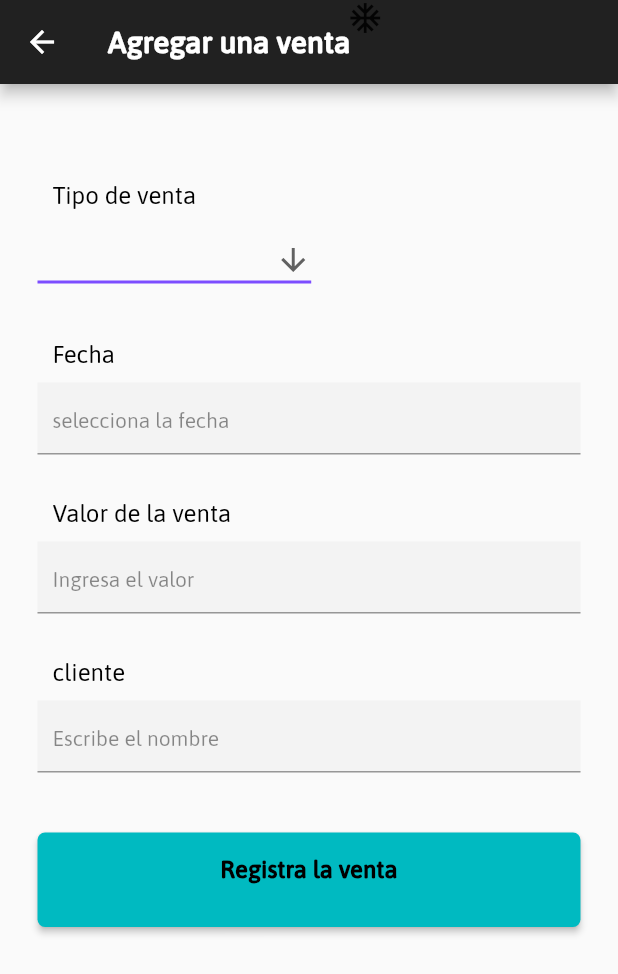
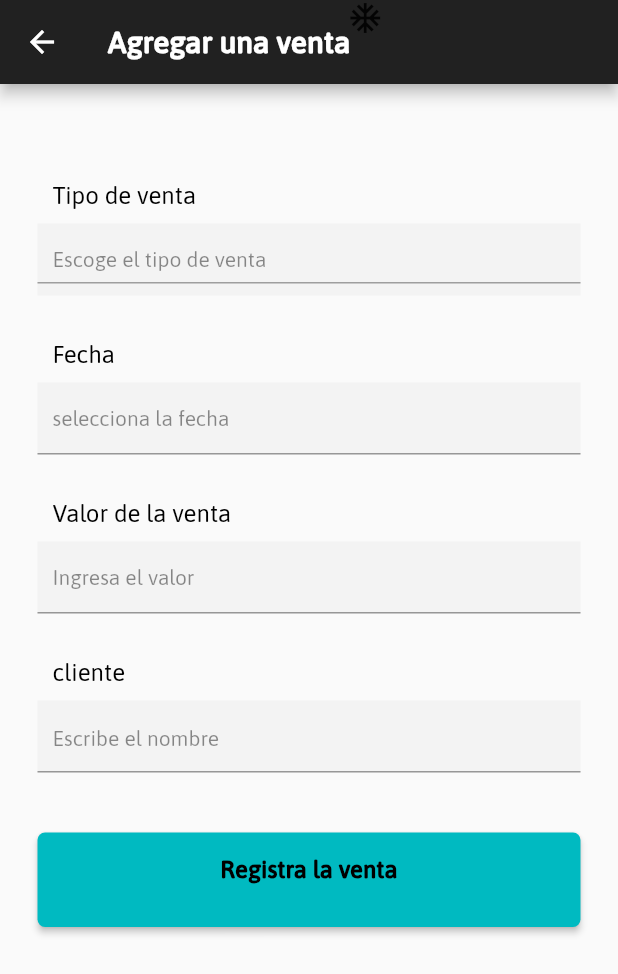
Before and after one commit to Duvan0902/promotoraapp, a Flutter app: the SalePage screen opened by its route, on a phone screen of 412 x 824 dp. Shown: the top 974 px of the screen. Run offline on Flutter 3.47's test engine with Material 2 defaults, Android fonts, the phone set to English and light mode, and no system bars; our stand-ins replace rxdart.

Commit message:
new channges

```diff
--- a/lib/Common/dropdownbutton.dart
+++ b/lib/Common/dropdownbutton.dart
@@ -8,35 +8,83 @@ class DropButton extends StatefulWidget {
 }
 
 class _DropButtonState extends State<DropButton> {
-  String dropdownValue = '';
+  String _value;
   @override
   Widget build(BuildContext context) {
-    return DropdownButton<String>(
-      value: dropdownValue,
-      icon: Icon(Icons.arrow_downward),
-      iconSize: 24,
-      elevation: 16,
-      style: TextStyle(color: Colors.deepPurple),
-      underline: Container(
-        height: 2,
-        color: Colors.deepPurpleAccent,
+    final size = MediaQuery.of(context).size;
+    return Container(
+      width: size.width * 0.9,
+      color: Color.fromRGBO(243, 243, 243, 1),
+      child: DropdownButton<String>(
+        iconSize: 0.0,
+        underline: Container(
+          height: 1,
+          color: Colors.grey,
+        ),
+        items: [
+          DropdownMenuItem<String>(
+            child: Container(
+              padding: EdgeInsets.all(10),
+              child: Text(
+                'Venta 1',
+                style: Theme.of(context)
+                    .textTheme
+                    .bodyText1
+                    .copyWith(color: Colors.black45, fontSize: 14),
+              ),
+            ),
+            value: 'one',
+          ),
+          DropdownMenuItem<String>(
+            child: Container(
+              padding: EdgeInsets.all(10),
+              child: Text(
+                'Venta 2',
+                style: Theme.of(context)
+                    .textTheme
+                    .bodyText1
+                    .copyWith(color: Colors.black45, fontSize: 14),
+              ),
+            ),
+            value: 'two',
+          ),
+          DropdownMenuItem<String>(
+            child: Container(
+              padding: EdgeInsets.all(10),
+              child: Text(
+                'Venta 3',
+                style: Theme.of(context)
+                    .textTheme
+                    .bodyText1
+                    .copyWith(color: Colors.black45, fontSize: 14),
+              ),
+            ),
+            value: 'three',
+          ),
+        ],
+        onChanged: (String value) {
+          setState(() {
+            _value = value;
+          });
+        },
+        hint: Container(
+          padding: EdgeInsets.all(10),
+          child: Align(
+            child: Text(
+              'Escoge el tipo de venta',
+              style: Theme.of(context)
+                  .textTheme
+                  .bodyText1
+                  .copyWith(color: Colors.black45, fontSize: 14),
+            ),
+          ),
+        ),
+        style: Theme.of(context)
+            .textTheme
+            .bodyText1
+            .copyWith(color: Colors.black45, fontSize: 14),
+        value: _value,
       ),
-      onChanged: (String newValue) {
-        setState(() {
-          dropdownValue = newValue;
-        });
-      },
-      items: <String>[
-        'Selecciones tipo de venta',
-        'Venta Tipo 1',
-        'Venta Tipo 2',
-        'Venta Tipo 3',
-      ].map<DropdownMenuItem<String>>((String value) {
-        return DropdownMenuItem<String>(
-          value: value,
-          child: Text(value),
-        );
-      }).toList(),
     );
   }
 }
--- a/lib/Common/sale_information.dart
+++ b/lib/Common/sale_information.dart
@@ -73,30 +73,14 @@ class _SaleListState extends State<SaleList> {
     );
   }
 
-  /*Widget _sale(context) {
-    return Container(
-      color: Color.fromRGBO(243, 243, 243, 1),
-      child: TextField(
-        textCapitalization: TextCapitalization.words,
-        keyboardType: TextInputType.multiline,
-        decoration: InputDecoration(
-          contentPadding: EdgeInsets.all(10),
-          hintText: 'Escoge el tipo de venta',
-          hintStyle: Theme.of(context)
-              .textTheme
-              .bodyText1
-              .copyWith(color: Colors.black45, fontSize: 14),
-          errorStyle:
-              Theme.of(context).textTheme.headline4.copyWith(color: Colors.red),
-        ),
-      ),
-    );
-  }*/
-
   Widget _dateSale(context) {
     return Container(
       color: Color.fromRGBO(243, 243, 243, 1),
       child: TextField(
+        style: Theme.of(context)
+            .textTheme
+            .bodyText1
+            .copyWith(color: Colors.black45, fontSize: 14),
         controller: _dateController,
         textCapitalization: TextCapitalization.words,
         keyboardType: TextInputType.multiline,
@@ -140,6 +124,10 @@ class _SaleListState extends State<SaleList> {
     return Container(
       color: Color.fromRGBO(243, 243, 243, 1),
       child: TextField(
+        style: Theme.of(context)
+            .textTheme
+            .bodyText1
+            .copyWith(color: Colors.black45, fontSize: 14),
         textCapitalization: TextCapitalization.words,
         keyboardType: TextInputType.number,
         decoration: InputDecoration(
```
